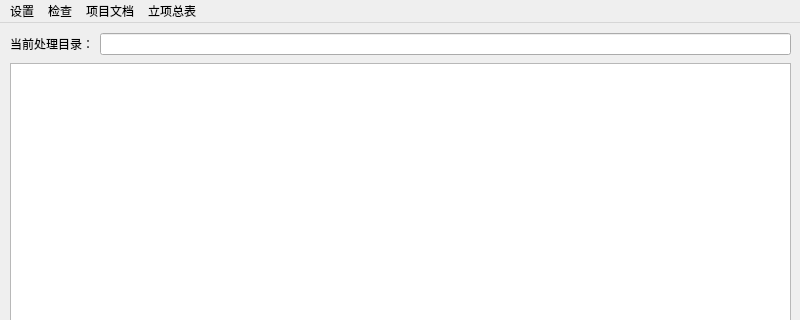
The window that src/docrobot/form.ui (icehong/docrobot) describes before a commit, drawn with Qt 5; both pictures show x 0 to 800 and y 0 to 320 of the 800 by 632 pixel window.
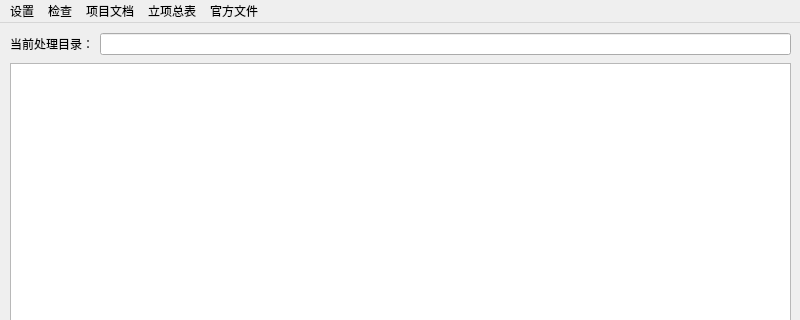
The same window after the commit.

Commit message: 支持官方的知识产权表

What changed in the file:
```diff
--- a/src/docrobot/form.ui
+++ b/src/docrobot/form.ui
@@ -82,10 +82,17 @@
     <addaction name="actioncheckall"/>
     <addaction name="actionsearchall"/>
    </widget>
+   <widget class="QMenu" name="menu_5">
+    <property name="title">
+     <string>官方文件</string>
+    </property>
+    <addaction name="actionpat_table"/>
+   </widget>
    <addaction name="menu"/>
    <addaction name="menu_4"/>
    <addaction name="menu_2"/>
    <addaction name="menu_3"/>
+   <addaction name="menu_5"/>
   </widget>
   <widget class="QStatusBar" name="statusbar"/>
   <action name="actionSelect_Dir">
```
Left out of the diff: 11 changed lines with no effect on the pictures. The commit also changes 3 other files.
